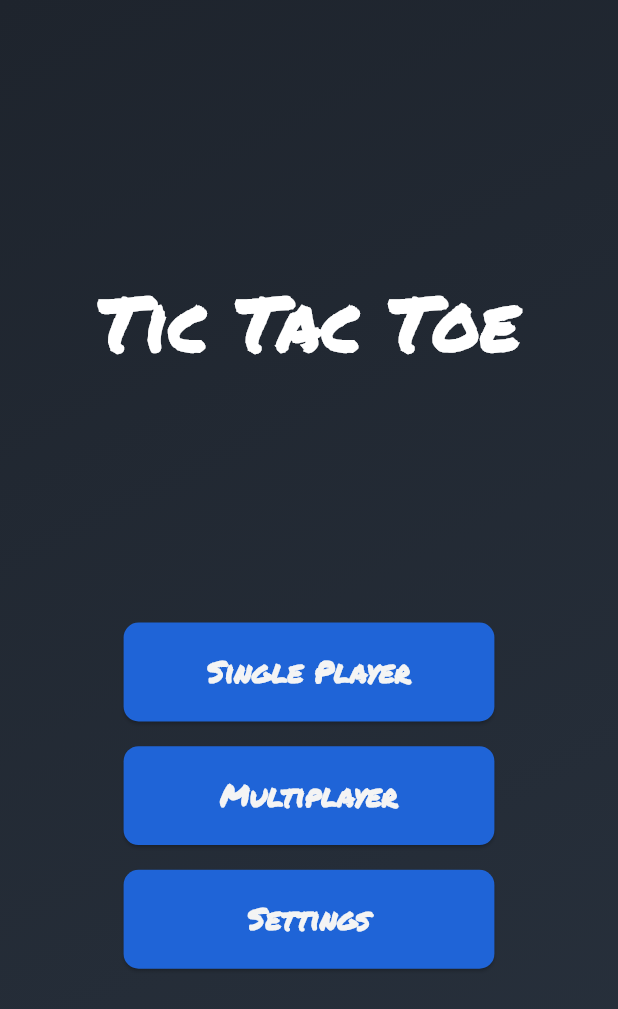
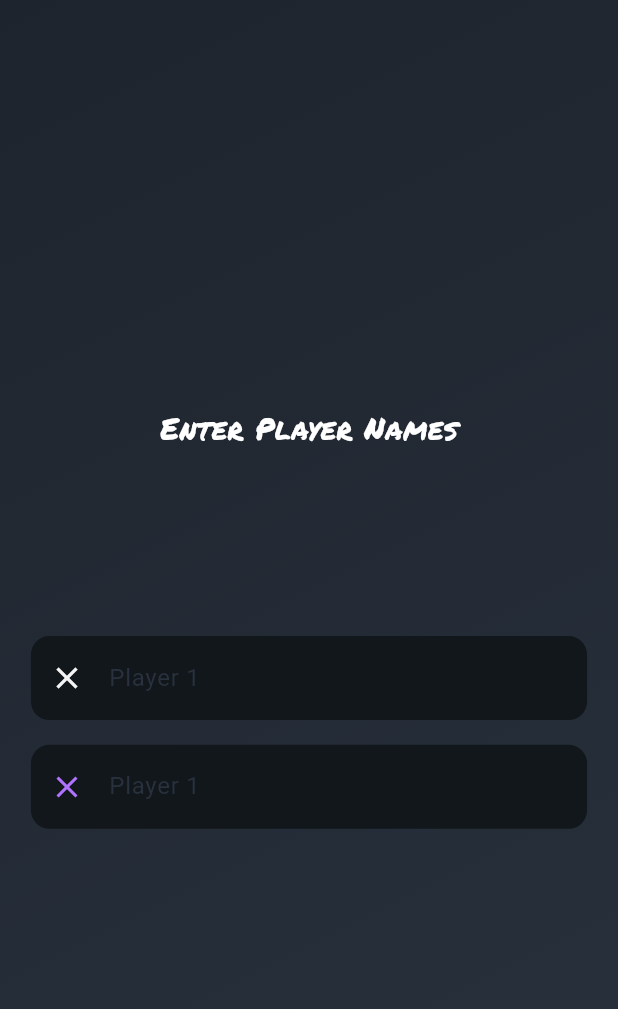
Before and after one commit to SouhailKrs/Flutter-Tic-Tac-Toe, a Flutter app: the screen it shows after launch, on a phone screen of 412 x 824 dp. Shown: the top 1009 px of the screen. Run offline on Flutter 3.47's test engine with Material 2 defaults, Android fonts, the phone set to English and light mode, and no system bars; our stand-ins replace google_fonts, sizer.

Commit message:
player names screen

```diff
--- a/lib/main.dart
+++ b/lib/main.dart
@@ -1,6 +1,7 @@
 import 'package:flutter/material.dart';
 import 'package:flutter_tic_tac_toe/screens/game_screen.dart';
 import 'package:flutter_tic_tac_toe/screens/main_menu.dart';
+import 'package:flutter_tic_tac_toe/screens/players_names.dart';
 import 'package:sizer/sizer.dart';
 
 void main() {
@@ -22,7 +23,7 @@ class MyApp extends StatelessWidget {
             colorScheme: ColorScheme.fromSeed(seedColor: Colors.deepPurple),
             useMaterial3: true,
           ),
-          home:  MainMenu(),
+          home:  PlayerNames(),
         );
       },
     );
--- a/lib/screens/game_screen.dart
+++ b/lib/screens/game_screen.dart
@@ -1,5 +1,8 @@
+import 'dart:math';
+
 import 'package:flutter/material.dart';
 import 'package:flutter_tic_tac_toe/screens/colors.dart';
+import 'package:flutter_tic_tac_toe/widgets/parent_widget.dart';
 import 'package:google_fonts/google_fonts.dart';
 import 'package:sizer/sizer.dart';
 
@@ -93,27 +96,16 @@ String winner = '';
   void _resetGame() {
     setState(() {
       board = List.generate(3, (_) => List.filled(3, ''));
-      currentPlayer = 'X';
-      winner = '';
-    });
+      currentPlayer = (winner == 'draw') ? ['X', 'O'].elementAt(Random().nextInt(2)) : winner;
+      });
   }
+
 
 
   @override
   Widget build(BuildContext context) {
     return Scaffold(
-      body: Container(
-
-        decoration: const BoxDecoration(
-          gradient: LinearGradient(
-            begin: Alignment.topLeft,
-            end: Alignment.bottomRight,
-            colors: [
-              Color(0xff1e242d),
-              Color(0xff28313D),
-            ],
-          ),
-        ),
+      body:ParentContainer(
         child: Column(
           mainAxisAlignment: MainAxisAlignment.center,
           children: [
--- /dev/null
+++ b/lib/screens/players_names.dart
@@ -0,0 +1,57 @@
+import 'package:flutter/material.dart';
+import 'package:flutter_tic_tac_toe/screens/colors.dart';
+import 'package:google_fonts/google_fonts.dart';
+import 'package:sizer/sizer.dart';
+
+import '../widgets/parent_widget.dart';
+
+class PlayerNames extends StatelessWidget {
+  const PlayerNames({super.key});
+Widget buildTextField(String hintText, IconData icon, bool isOne) {
+    return  TextField(
+      cursorColor: isOne ? GameColors.kWhitish : GameColors.kPurple,
+      style: const TextStyle(color: GameColors.kWhitish),
+      decoration: InputDecoration(
+        filled: true,
+        //<-- SEE HERE
+        border: OutlineInputBorder(
+          borderSide: BorderSide.none,
+          borderRadius: BorderRadius.all(Radius.circular(3.w)),
+        ),
+        fillColor: GameColors.kBackgroundDarker,
+        hintText: 'Player 1',
+        hintStyle: const TextStyle(color: GameColors.kBackground),
+
+        prefixIcon:  Icon(Icons.close, color: isOne ? GameColors.kWhitish : GameColors.kPurple,),
+      ),
+    );
+  }
+  @override
+  Widget build(BuildContext context) {
+    return Scaffold(
+      body: ParentContainer(
+        child: Column(
+          mainAxisAlignment: MainAxisAlignment.center,
+          children: [
+            Text(
+              'Enter Player Names',
+              style: TextStyle(
+                color: Colors.white,
+                fontSize: 20,
+                fontFamily: GoogleFonts.permanentMarker().fontFamily,
+              ),
+            ),
+            SizedBox(
+              height: 15.h,
+            ),
+            buildTextField('Player 1', Icons.circle_outlined,true),
+            SizedBox(
+              height: 2.h,
+            ),
+            buildTextField('Player 2', Icons.close_outlined,false),
+          ],
+        ),
+      ),
+    );
+  }
+}
--- /dev/null
+++ b/lib/widgets/parent_widget.dart
@@ -0,0 +1,27 @@
+import 'package:flutter/material.dart';
+import 'package:sizer/sizer.dart';
+
+class ParentContainer extends StatelessWidget {
+  const ParentContainer({super.key, required this.child});
+
+  final Widget child;
+  @override
+  Widget build(BuildContext context) {
+    return Container(
+      width: double.infinity,
+
+      padding: EdgeInsets.symmetric(vertical: 0.0, horizontal: 5.w),
+      decoration: const BoxDecoration(
+        gradient: LinearGradient(
+          begin: Alignment.topLeft,
+          end: Alignment.bottomRight,
+          colors: [
+            Color(0xff1e242d),
+            Color(0xff28313D),
+          ],
+        ),
+      ),
+      child: child,
+    );
+  }
+}
```
